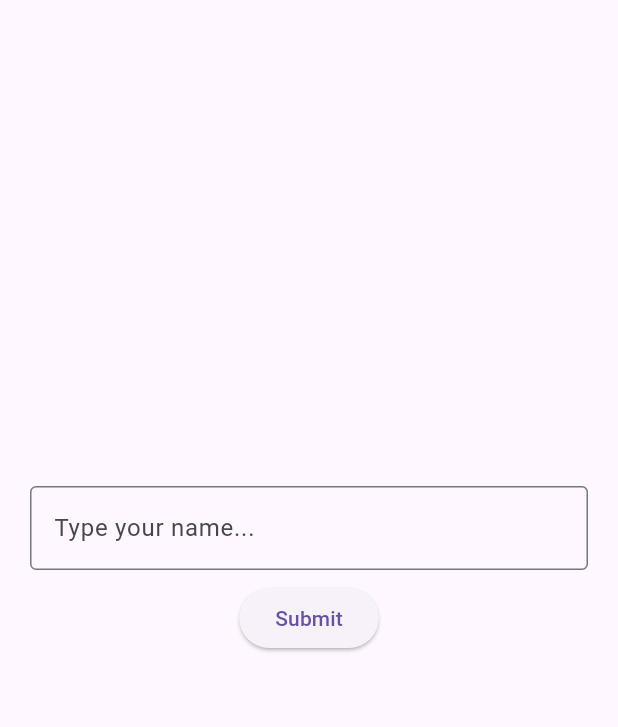
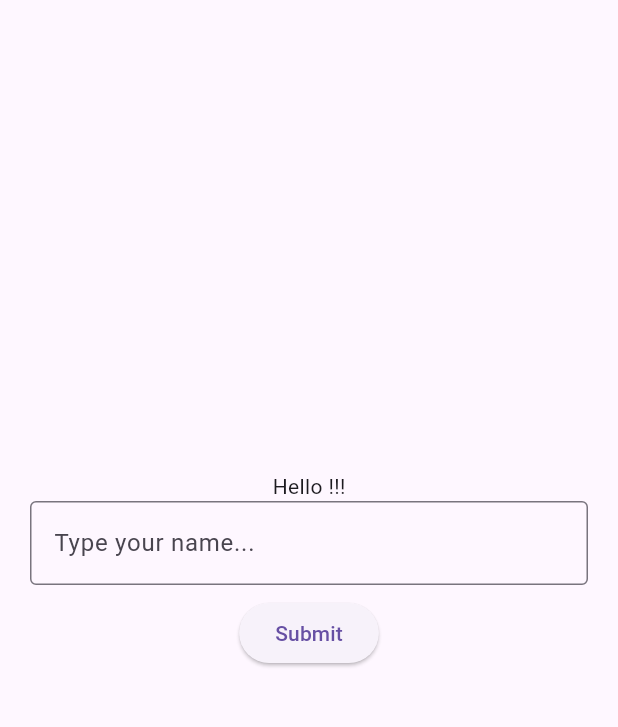
Before and after one commit to adeshgg/flutter-textInput, a Flutter app: the screen it shows after launch, after a tap on "Submit", on a phone screen of 412 x 824 dp, the part 84-811 px from its top. Run offline on Flutter 3.47's test engine with Material 3 defaults, Android fonts, the phone set to English and light mode, and no system bars.

Commit message:
Access the user input text

```diff
--- a/lib/main.dart
+++ b/lib/main.dart
@@ -16,6 +16,14 @@ class _MyAppState extends State<MyApp> {
 
   TextEditingController userNameController = TextEditingController();
 
+  String userName = "";
+
+  greetUser() {
+    setState(() {
+      userName = "Hello " + userNameController.text + "!!!";
+    });
+  }
+
   @override
   Widget build(BuildContext context) {
     return MaterialApp(
@@ -33,6 +41,7 @@ class _MyAppState extends State<MyApp> {
               child: Column(
                 mainAxisAlignment: MainAxisAlignment.center,
                 children: [
+                  Text(userName),
                   TextField(
                     controller: userNameController,
                     decoration: InputDecoration(
@@ -41,8 +50,8 @@ class _MyAppState extends State<MyApp> {
                   ),
                   Padding(
                     padding: const EdgeInsets.all(8.0),
-                    child:
-                        ElevatedButton(onPressed: () {}, child: Text("Submit")),
+                    child: ElevatedButton(
+                        onPressed: greetUser, child: Text("Submit")),
                   )
                 ],
               ),
```
Also changed, not shown: flutter_01.png (added).
